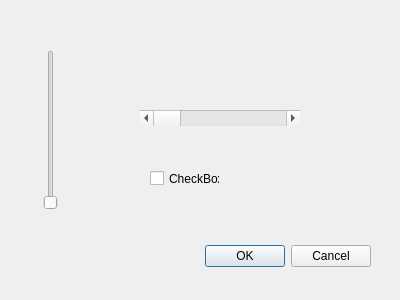
This is wqi_plugin_dialog_base.ui in marcelomolas/wqi_calculator as Qt 5 draws it before an edit. The edited form follows.
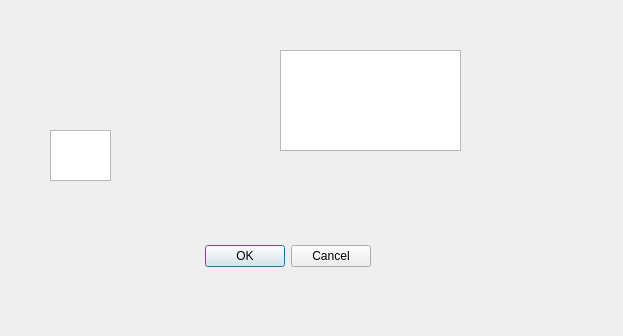
This is the edited form.

```diff
--- a/wqi_plugin_dialog_base.ui
+++ b/wqi_plugin_dialog_base.ui
@@ -6,8 +6,8 @@
    <rect>
     <x>0</x>
     <y>0</y>
-    <width>400</width>
-    <height>300</height>
+    <width>623</width>
+    <height>336</height>
    </rect>
   </property>
   <property name="windowTitle">
@@ -29,43 +29,24 @@
     <set>QDialogButtonBox::Cancel|QDialogButtonBox::Ok</set>
    </property>
   </widget>
-  <widget class="QSlider" name="verticalSlider">
+  <widget class="QListView" name="listView">
    <property name="geometry">
     <rect>
-     <x>40</x>
+     <x>280</x>
      <y>50</y>
-     <width>22</width>
-     <height>160</height>
+     <width>181</width>
+     <height>101</height>
     </rect>
    </property>
-   <property name="orientation">
-    <enum>Qt::Vertical</enum>
-   </property>
   </widget>
-  <widget class="QScrollBar" name="horizontalScrollBar">
+  <widget class="QUndoView" name="undoView">
    <property name="geometry">
     <rect>
-     <x>140</x>
-     <y>110</y>
-     <width>160</width>
-     <height>16</height>
+     <x>50</x>
+     <y>130</y>
+     <width>61</width>
+     <height>51</height>
     </rect>
-   </property>
-   <property name="orientation">
-    <enum>Qt::Horizontal</enum>
-   </property>
-  </widget>
-  <widget class="QCheckBox" name="checkBox">
-   <property name="geometry">
-    <rect>
-     <x>150</x>
-     <y>170</y>
-     <width>70</width>
-     <height>17</height>
-    </rect>
-   </property>
-   <property name="text">
-    <string>CheckBox</string>
    </property>
   </widget>
  </widget>
```
